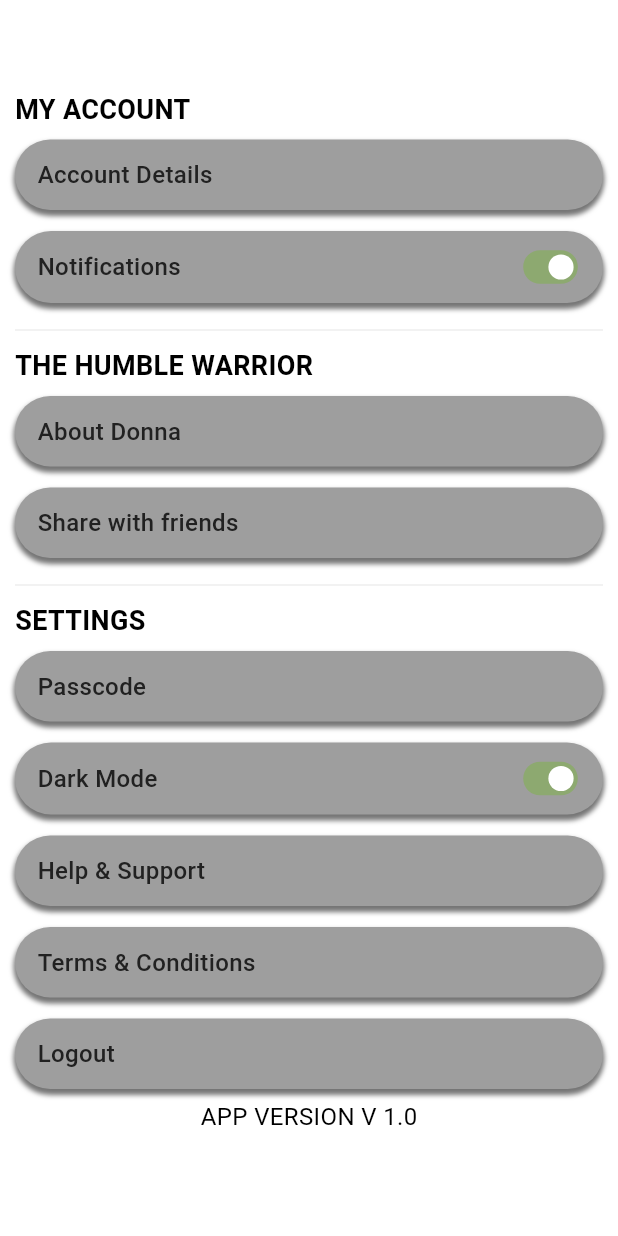
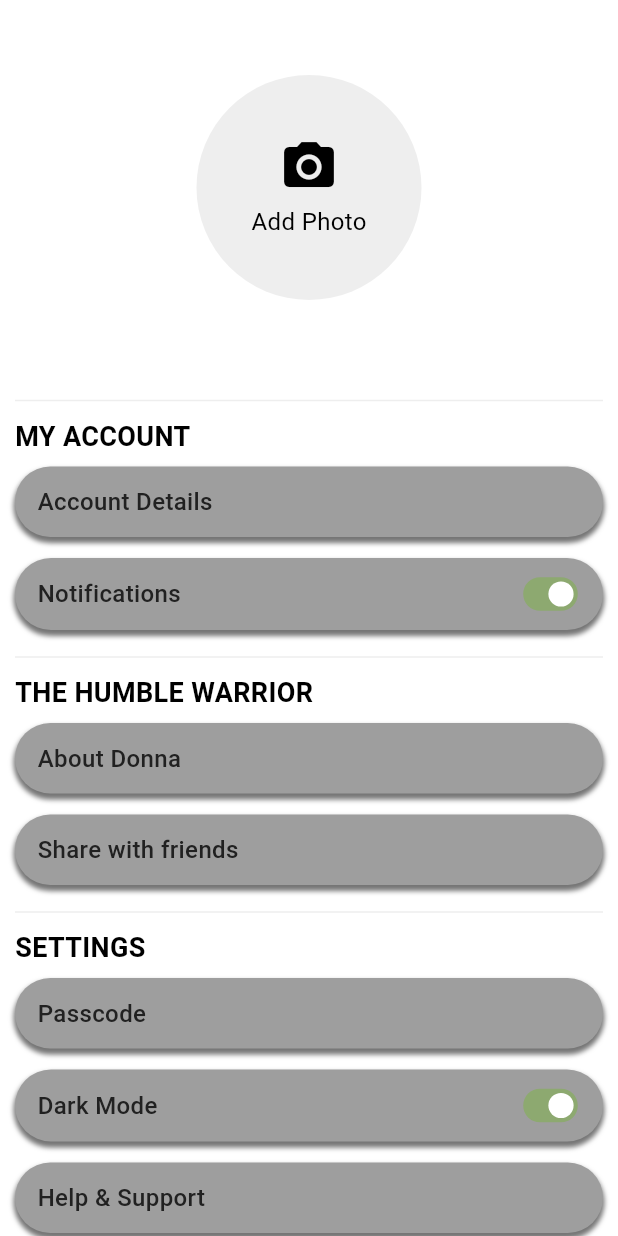
Before and after one commit to Ramanprimotech/Humble-Warrior, a Flutter app: the MyAccount screen opened directly, on a phone screen of 412 x 824 dp. Run offline on Flutter 3.47's test engine with Material 2 defaults, Android fonts, the phone set to English and light mode, and no system bars; our stand-ins replace cached_network_image, email_validator, firebase_auth, firebase_core, flutter_screenutil, fluttertoast and 9 more; missing offline and left inert: authentication, flutter_overlay_loader; accounts and stored records are empty; network calls fail.

Commit message:
Manage Login State

```diff
--- a/lib/utils/app_strings.dart
+++ b/lib/utils/app_strings.dart
@@ -47,6 +47,7 @@ const String passcodeTxt = "Passcode";
 const String darkModeTxt = "Dark Mode";
 const String helpSupportTxt = "Help & Support";
 const String termsConditionsTxt = "Terms & Conditions";
+const String login = "Login";
 const String logoutTxt = "Logout";
 const String appVersionTxt = "APP VERSION";
 const String addPhotoTxt = "Add Photo";
--- a/lib/utils/routes/app_pages.dart
+++ b/lib/utils/routes/app_pages.dart
@@ -8,10 +8,12 @@ import 'package:humble_warrior/view/home_option/home_option_binging.dart';
 import 'package:humble_warrior/view/home_option/home_option_screen.dart';
 import 'package:humble_warrior/view/landing/intro_binding.dart';
 import 'package:humble_warrior/view/landing/intro_screen.dart';
+import 'package:humble_warrior/view/my_account/my_account_screen.dart';
 import 'package:humble_warrior/view/splash/splash_binding.dart';
 import 'package:humble_warrior/view/splash/splash_screen.dart';
 
 import '../../view/about_donna/about_binding.dart';
+import '../../view/my_account/my_account_binding.dart';
 import '../../view/productDetail/product_detail_Screen.dart';
 import '../../view/productDetail/product_detail_binding.dart';
 import 'app_routes.dart';
@@ -46,6 +48,10 @@ class AppPages {
     GetPage(
         name: AppRoutes.splashScreen,
         page: () => const SplashScreen(),
-        binding: SplashBinding())
+        binding: SplashBinding()),
+    GetPage(
+        name: AppRoutes.myAccount,
+        page: () =>  MyAccount(),
+        binding: MyAccountBindings())
   ];
 }
--- a/lib/utils/routes/app_routes.dart
+++ b/lib/utils/routes/app_routes.dart
@@ -7,5 +7,6 @@ class AppRoutes {
   static String productDetail = "/productDetail";
   static String homeOptions = "/homeOptions";
   static String splashScreen = "/splashScreen";
+  static String myAccount = "/myAccount";
 
 }
--- a/lib/view/bottom_navigation/bottom_navigation_binging.dart
+++ b/lib/view/bottom_navigation/bottom_navigation_binging.dart
@@ -4,7 +4,7 @@ import 'package:humble_warrior/view/home/home_controller.dart';
 import 'package:humble_warrior/view/productDetail/product_detail_Screen.dart';
 import 'package:humble_warrior/view/productDetail/product_detail_controller.dart';
 
-import '../home_option/home_option_controller.dart';
+import '../my_account/my_account_controller.dart';
 
 class BottomNavigationBindings implements Bindings {
   @override
@@ -12,5 +12,7 @@ class BottomNavigationBindings implements Bindings {
     Get.put(BottomNavigationController());
     Get.put(HomeScreenController());
     Get.put(ProductDetailController());
+    Get.put(MyAccountController());
+
   }
 }
--- a/lib/view/bottom_navigation/bottom_navigation_controller.dart
+++ b/lib/view/bottom_navigation/bottom_navigation_controller.dart
@@ -13,7 +13,7 @@ class BottomNavigationController extends GetxController {
     const Center(child: Text("My Favourite")),
     const Center(child: Text("My Amazone")),
     const ProductDetailScreen(),
-     MyAccount(),
+       const MyAccount(),
   ];
 
   List<Widget> get navigationItems => _navigationItems;
--- a/lib/view/my_account/my_account_screen.dart
+++ b/lib/view/my_account/my_account_screen.dart
@@ -10,230 +10,78 @@ import 'package:humble_warrior/utils/common/common_functionality.dart';
 import 'package:humble_warrior/utils/extensions.dart';
 import 'package:humble_warrior/utils/helpers/dialog_helper.dart';
 import 'package:humble_warrior/utils/routes/app_routes.dart';
-import 'package:humble_warrior/utils/shared_prefrence/shared_pref.dart';
-import 'package:humble_warrior/utils/sizes/enums.dart';
 import 'package:humble_warrior/view/my_account/my_account_controller.dart';
-import 'package:image_picker/image_picker.dart';
-import 'package:shared_preferences/shared_preferences.dart';
+import 'package:humble_warrior/view/my_account/my_account_widget.dart';
 
-import '../../utils/button.dart';
+import '../../utils/app_colors.dart';
 
-class MyAccount extends StatelessWidget {
-   MyAccount({Key? key}) : super(key: key);
-  final MyAccountController controller = Get.put(MyAccountController());
+
+class MyAccount extends StatelessWidget  {
+     const MyAccount({Key? key}) : super(key: key);
+
 
   @override
   Widget build(BuildContext context) {
+    MyAccountController controller = Get.find();
 
     return Scaffold(
       body: SingleChildScrollView(
         child: Container(
           margin: const EdgeInsets.only(top: 50, left: 10, right: 10),
-          child: Column(children: [
-            if(controller.userCheck == true)...[
-              _profileImage(controller),
+          child: Obx(()=>
+             Column(children: [
+              if(controller.userCheck.value == true)...[
+                MyAccWidget().profileImage(),
               10.sh,
-            _divider(),
+                MyAccWidget(). divider(),
               ],
               10.sh,
-            _myAccountTxt(heading: myAccountTxt),
-            _detailsOptions(controller, title: accountDetailsTxt),
-            _detailsOptions(controller,
+               MyAccWidget(). myAccountTextFun(heading: myAccountTxt),
+               MyAccWidget().detailsOptions(controller, title: accountDetailsTxt),
+               MyAccWidget().detailsOptions(controller,
                   title: notificationsTxt,
                   isSwitchRequired: true,
                   click: controller.switchFunc),
               10.sh,
-            _divider(),
+               MyAccWidget().divider(),
               10.sh,
-            _myAccountTxt(heading: theHumbleWarriorTxt),
-            _detailsOptions(controller, title: aboutDonna, ontap: () {
+               MyAccWidget(). myAccountTextFun(heading: theHumbleWarriorTxt),
+               MyAccWidget(). detailsOptions(controller, title: aboutDonna, ontap: () {
                 Get.toNamed(AppRoutes.aboutDonna);
               }),
-            _detailsOptions(controller, title: shareWithFriendsTxt),
+               MyAccWidget(). detailsOptions(controller, title: shareWithFriendsTxt),
               10.sh,
-            _divider(),
+               MyAccWidget().  divider(),
               10.sh,
-            _myAccountTxt(heading: settingsTxt),
-            _detailsOptions(controller, title: passcodeTxt),
-            _detailsOptions(controller,
+               MyAccWidget().   myAccountTextFun(heading: settingsTxt),
+               MyAccWidget(). detailsOptions(controller, title: passcodeTxt),
+               MyAccWidget(). detailsOptions(controller,
                   title: darkModeTxt,
                   isSwitchRequired: true,
                   click: controller.darkMode),
-            _detailsOptions(controller, title: helpSupportTxt),
-            _detailsOptions(controller, title: termsConditionsTxt),
-            _detailsOptions(controller, title: logoutTxt,ontap: (){
-              DialogHelper.logoutDialog(action: logout());
-              /*DialogHelper.showConfirmationDialog(title: "Humble Warrior",
-                  description: "Are you sure?",
-                  actions: [Button(label: "cancel",
-                buttonSize: ButtonSize.medium,
-                padding: 4.pa,
-                onTap: DialogHelper.closeDialog,),
-                    Button(label: "ok",
-                      buttonSize: ButtonSize.medium,
-                      padding: 4.pa,
-                      onTap: DialogHelper.closeDialog,)
-                  ]);*/
+               MyAccWidget(). detailsOptions(controller, title: helpSupportTxt),
+               MyAccWidget().detailsOptions(controller, title: termsConditionsTxt),
+
+               controller.userCheck.value == true?
+               MyAccWidget(). detailsOptions(controller, title: logoutTxt,ontap: (){
+                DialogHelper.logoutDialog(context: context, onTap:controller.logout);
+              }):MyAccWidget().detailsOptions(controller, title: login,ontap: (){
+                 DialogHelper.logoutDialog(context: context, onTap:controller.loginPage());
                }),
-            AppText('${appVersionTxt} V 1.0'),
+
+              const AppText('${appVersionTxt} V 1.0'),
               10.sh,
             ]),
+          ),
         ),
       ),
     );
   }
 
-  Future<void>logout() async {
-    await FirebaseAuth.instance.signOut().then((value) async {  await SharePreferenceData.clear();
-    Get.offNamed(AppRoutes.loginPage);});
-  }
 
-  _profileImage(MyAccountController controller) {
-    return Column(
-      children: [
-        Obx(
-              () => Container(
-            alignment: Alignment.center,
-            height: 150,
-            decoration: BoxDecoration(
-              shape: BoxShape.circle,
-              color: Colors.grey.shade200,
-            ),
-            child: controller.imageUrl.isEmpty?InkWell(
-              onTap: (){
-                _openBottomSheet();
-              },
-              child: Column(
-                mainAxisAlignment: MainAxisAlignment.center,
-                children: [
-                  Icon(Icons.camera_alt, color: Colors.black, size: 40),
-                  5.sh,
-                  AppText(addPhotoTxt),
-                ],
-              ),
-            ): ClipRRect(
-              borderRadius: BorderRadius.circular(150),
-              child: Image.file(
-               File(controller.imageUrl.value),
-                fit: BoxFit.fill,
-                height: 145,
-                width: 145,
-              ),
-            ),
-          ),
-        ),
-        10.sh,
-        AppText(controller?.username??"Name"),
-        AppText(controller?.user??"username"),
-      ],
-    );
-  }
 
-  _divider() {
-    return Divider(
-      color: Colors.grey.shade200,
-      height: 2,
-    );
-  }
 
-  _myAccountTxt({heading}) {
-    return Align(
-      alignment: Alignment.topLeft,
-      child: AppText(heading, fontSize: 18, fontWeight: FontWeight.bold),
-    );
-  }
 
-  _detailsOptions(MyAccountController controller,
-      {title, bool isSwitchRequired = false, ontap, click}) {
-    return GestureDetector(
-      onTap: ontap,
-      child: Container(
-        padding: EdgeInsets.only(
-            left: 15,
-            right: 5,
-            top: isSwitchRequired ? 0 : 12,
-            bottom: isSwitchRequired ? 0 : 12),
-        margin: EdgeInsets.symmetric(horizontal: 0, vertical: 7),
-        width: MediaQuery.of(Get.context!).size.width,
-        decoration: BoxDecoration(
-            color: Colors.grey,
-            borderRadius: BorderRadius.circular(25),
-            boxShadow: [
-              BoxShadow(
-                color: Colors.grey.shade600,
-                spreadRadius: 1,
-                blurRadius: 2,
-                offset: Offset(0, 3),
-              )
-            ]),
-        child:
-            Row(mainAxisAlignment: MainAxisAlignment.spaceBetween, children: [
-          AppText(
-            title,
-            fontSize: 16,
-            fontWeight: FontWeight.w500,
-            color: Colors.grey.shade900,
-          ),
-          isSwitchRequired
-              ? Obx(
-                  () => Transform.scale(
-                    scale: 0.7,
-                    child: Switch(
-                      thumbIcon: MaterialStateProperty.resolveWith<Icon?>(
-                        (Set<MaterialState> states) {
-                          // Thumb icon when the switch is selected.
-                          if (states.contains(MaterialState.selected)) {
-                            return const Icon(Icons.check);
-                          }
-                          return const Icon(Icons.close);
-                        },
-                      ),
-                      value: title == darkModeTxt
-                          ? controller.checkDark.value
-                          : controller.checkNotification.value,
-                      activeColor: Colors.lightGreen.shade600,
-                      inactiveTrackColor: Colors.red,
-                      thumbColor: MaterialStateProperty.all(Colors.white),
-                      onChanged: (_) {
-                        click();
-                      },
-                    ),
-                  ),
-                )
-              : SizedBox(),
-        ]),
-      ),
-    );
-  }
 
-  Future<void> _openBottomSheet() async {
-    return showCupertinoModalPopup<void>(
-      context: Get.context!,
-      builder: (BuildContext context) {
-        return CupertinoActionSheet(
-          title: CommonUtils.header(),
-          actions: <Widget>[
-            CommonUtils.actionButton(
-             cameraTxt,
-              onTap: () {
-               controller.getImageCamera();
-              //  CommonUtils().getImagePath(imageSource: ImageSource.camera);
-                Navigator.pop(context);
-              },
-            ),
-            CommonUtils.actionButton(
-              galleryTxt,
-              onTap: () {
-                controller.getImageGallery();
-              //  CommonUtils().getImagePath(imageSource: ImageSource.gallery);
-                Navigator.pop(context);
-              },
-            ),
-          ],
-          cancelButton: CommonUtils.cancelButton(),
-        );
-      },
-    );
-  }
 
 }
--- /dev/null
+++ b/lib/view/my_account/my_account_widget.dart
@@ -0,0 +1,166 @@
+import 'dart:io';
+
+import 'package:flutter/cupertino.dart';
+import 'package:flutter/material.dart';
+import 'package:get/get.dart';
+import 'package:humble_warrior/utils/helpers/extensions.dart';
+
+import '../../utils/app_strings.dart';
+import '../../utils/app_text.dart';
+import '../../utils/common/common_functionality.dart';
+import 'my_account_controller.dart';
+
+class MyAccWidget {
+  final MyAccountController controller = Get.find();
+
+  profileImage() {
+    return Column(
+      children: [
+        Obx(
+          () => Container(
+            alignment: Alignment.center,
+            height: 150,
+            decoration: BoxDecoration(
+              shape: BoxShape.circle,
+              color: Colors.grey.shade200,
+            ),
+            child: controller.imageUrl.isEmpty
+                ? InkWell(
+                    onTap: () {
+                      _openBottomSheet();
+                    },
+                    child: Column(
+                      mainAxisAlignment: MainAxisAlignment.center,
+                      children: [
+                        const Icon(Icons.camera_alt,
+                            color: Colors.black, size: 40),
+                        5.sh,
+                        const AppText(addPhotoTxt),
+                      ],
+                    ),
+                  )
+                : ClipRRect(
+                    borderRadius: BorderRadius.circular(150),
+                    child: Image.file(
+                      File(controller.imageUrl.value),
+                      fit: BoxFit.fill,
+                      height: 145,
+                      width: 145,
+                    ),
+                  ),
+          ),
+        ),
+        10.sh,
+        AppText(controller.username),
+        AppText(controller.user),
+      ],
+    );
+  }
+
+  divider() {
+    return Divider(
+      color: Colors.grey.shade200,
+      height: 2,
+    );
+  }
+
+  myAccountTextFun({heading}) {
+    return Align(
+      alignment: Alignment.topLeft,
+      child: AppText(heading, fontSize: 18, fontWeight: FontWeight.bold),
+    );
+  }
+
+  detailsOptions(MyAccountController controller,
+      {title, bool isSwitchRequired = false, ontap, click}) {
+    return GestureDetector(
+      onTap: ontap,
+      child: Container(
+        padding: EdgeInsets.only(
+            left: 15,
+            right: 5,
+            top: isSwitchRequired ? 0 : 12,
+            bottom: isSwitchRequired ? 0 : 12),
+        margin: const EdgeInsets.symmetric(horizontal: 0, vertical: 7),
+        width: MediaQuery.of(Get.context!).size.width,
+        decoration: BoxDecoration(
+            color: Colors.grey,
+            borderRadius: BorderRadius.circular(25),
+            boxShadow: [
+              BoxShadow(
+                color: Colors.grey.shade600,
+                spreadRadius: 1,
+                blurRadius: 2,
+                offset: const Offset(0, 3),
+              )
+            ]),
+        child:
+            Row(mainAxisAlignment: MainAxisAlignment.spaceBetween, children: [
+          AppText(
+            title,
+            fontSize: 16,
+            fontWeight: FontWeight.w500,
+            color: Colors.grey.shade900,
+          ),
+          isSwitchRequired
+              ? Obx(
+                  () => Transform.scale(
+                    scale: 0.7,
+                    child: Switch(
+                      thumbIcon: MaterialStateProperty.resolveWith<Icon?>(
+                        (Set<MaterialState> states) {
+                          // Thumb icon when the switch is selected.
+                          if (states.contains(MaterialState.selected)) {
+                            return const Icon(Icons.check);
+                          }
+                          return const Icon(Icons.close);
+                        },
+                      ),
+                      value: title == darkModeTxt
+                          ? controller.checkDark.value
+                          : controller.checkNotification.value,
+                      activeColor: Colors.lightGreen.shade600,
+                      inactiveTrackColor: Colors.red,
+                      thumbColor: MaterialStateProperty.all(Colors.white),
+                      onChanged: (_) {
+                        click();
+                      },
+                    ),
+                  ),
+                )
+              : const SizedBox(),
+        ]),
+      ),
+    );
+  }
+
+  Future<void> _openBottomSheet() async {
+    return showCupertinoModalPopup<void>(
+      context: Get.context!,
+      builder: (BuildContext context) {
+        return CupertinoActionSheet(
+          title: CommonUtils.header(),
+          actions: <Widget>[
+            CommonUtils.actionButton(
+              cameraTxt,
+              onTap: () {
+                controller.getImageCamera();
+                //  CommonUtils().getImagePath(imageSource: ImageSource.camera);
+                Navigator.pop(context);
+              },
+            ),
+            CommonUtils.actionButton(
+              galleryTxt,
+              onTap: () {
+                controller.getImageGallery();
+                //  CommonUtils().getImagePath(imageSource: ImageSource.gallery);
+                Navigator.pop(context);
+              },
+            ),
+          ],
+          cancelButton: CommonUtils.cancelButton(),
+        );
+      },
+    );
+  }
+}
```
Also changed, not shown: lib/utils/helpers/dialog_helper.dart (+9 -9 lines), lib/view/my_account/my_account_controller.dart (+16 -4 lines). Lines whose indentation alone changed are shown as unchanged.
